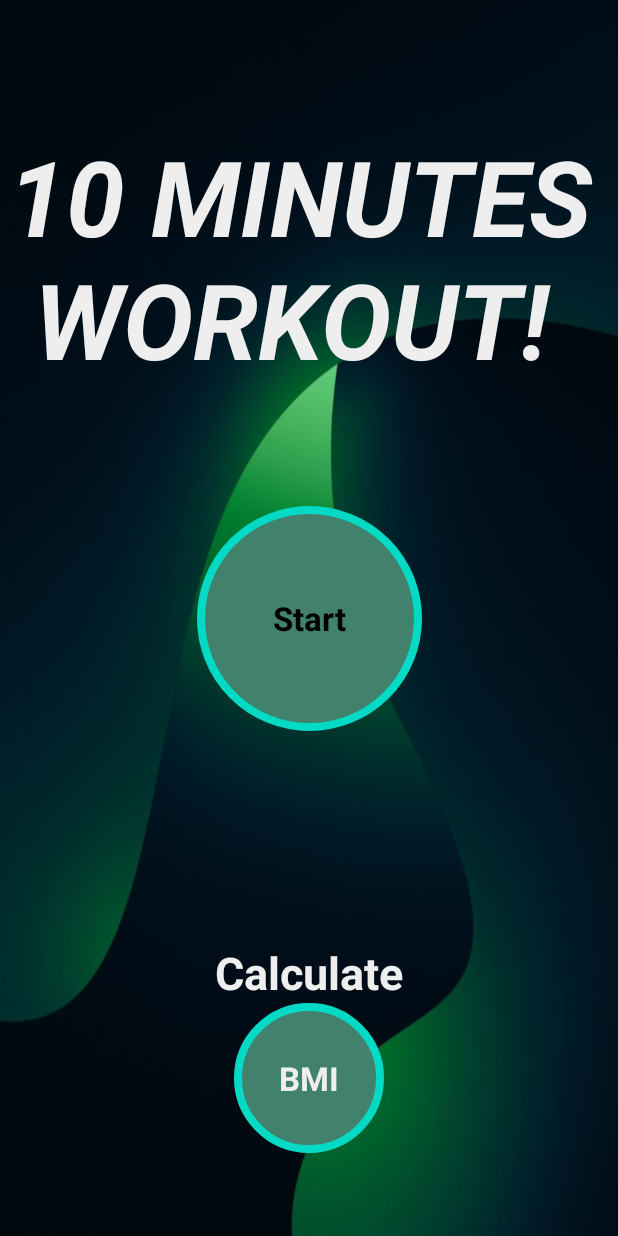
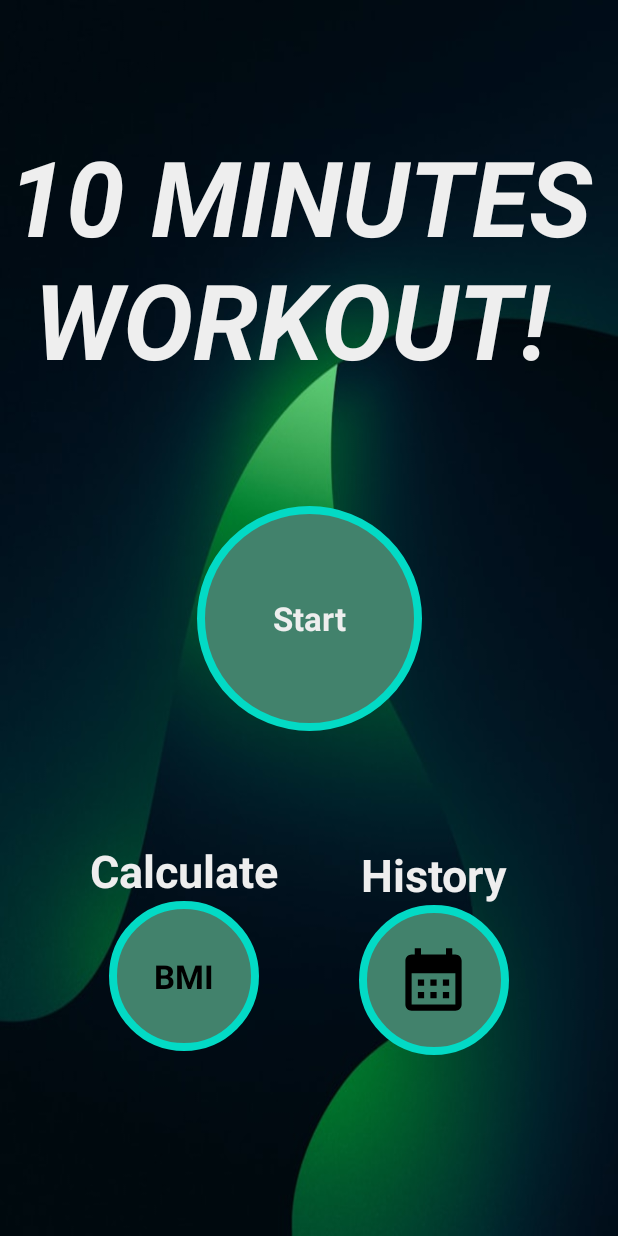
Before and after one commit to Rizeq-D/10MinutesWorkout, an Android app built with Jetpack Compose: the screen it shows after launch (MainActivity), on a phone screen of 412 x 824 dp. Run offline under Robolectric (Android 15) with nearby library versions, the phone set to English and light mode, and no system bars.

Commit message:
added the History UI

```diff
--- a/app/src/main/AndroidManifest.xml
+++ b/app/src/main/AndroidManifest.xml
@@ -13,9 +13,12 @@
         android:theme="@style/Theme._10MinutesWorkout"
         tools:targetApi="31">
         <activity
+            android:name=".HistoryActivity"
+            android:exported="false" />
+        <activity
             android:name=".BMIActivity"
             android:exported="true"
-            android:theme="@style/Theme.BMIActivity"/>
+            android:theme="@style/Theme.BMIActivity" />
         <activity
             android:name=".FinishActivity"
             android:exported="true"
--- a/app/src/main/java/com/example/a10minutesworkout/MainActivity.kt
+++ b/app/src/main/java/com/example/a10minutesworkout/MainActivity.kt
@@ -24,6 +24,10 @@ class MainActivity : ComponentActivity() {
             val intent = Intent(this, BMIActivity::class.java)
             startActivity(intent)
         }
+        binding?.flHistory?.setOnClickListener {
+            val intent = Intent(this, HistoryActivity::class.java)
+            startActivity(intent)
+        }
     }
     override fun onDestroy() {
         super.onDestroy()
--- /dev/null
+++ b/app/src/main/res/drawable/calendar.xml
@@ -0,0 +1,5 @@
+<vector xmlns:android="http://schemas.android.com/apk/res/android" android:height="24dp" android:tint="#000000" android:viewportHeight="24" android:viewportWidth="24" android:width="24dp">
+
+    <path android:fillColor="@android:color/white" android:pathData="M19,4h-1V2h-2v2H8V2H6v2H5C3.89,4 3.01,4.9 3.01,6L3,20c0,1.1 0.89,2 2,2h14c1.1,0 2,-0.9 2,-2V6C21,4.9 20.1,4 19,4zM19,20H5V10h14V20zM9,14H7v-2h2V14zM13,14h-2v-2h2V14zM17,14h-2v-2h2V14zM9,18H7v-2h2V18zM13,18h-2v-2h2V18zM17,18h-2v-2h2V18z"/>
+
+</vector>
--- /dev/null
+++ b/app/src/main/res/drawable/item_color_accent_border_ripple_background_history.xml
@@ -0,0 +1,13 @@
+<?xml version="1.0" encoding="utf-8"?>
+<ripple xmlns:android="http://schemas.android.com/apk/res/android"
+    android:color="@color/White">
+
+    <item android:id="@android:id/mask">
+        <shape android:shape="oval">
+            <solid android:color="@color/Yellow"/>
+        </shape>
+    </item>
+
+    <item android:drawable="@drawable/item_circular_color_accent_border"/>
+
+</ripple>
--- a/app/src/main/res/layout/activity_exercises.xml
+++ b/app/src/main/res/layout/activity_exercises.xml
@@ -33,7 +33,7 @@
         android:layout_width="100dp"
         android:layout_height="100dp"
         android:layout_marginTop="10dp"
-        android:background="@drawable/item_color_accent_border_ripple__background"
+        android:background="@drawable/item_color_accent_border_ripple_background"
         app:layout_constraintBottom_toBottomOf="parent"
         app:layout_constraintEnd_toEndOf="parent"
         app:layout_constraintHorizontal_bias="0.5"
@@ -129,7 +129,7 @@
         android:layout_marginTop="10dp"
         android:visibility="gone"
         tools:visibility="visible"
-        android:background="@drawable/item_color_accent_border_ripple__background"
+        android:background="@drawable/item_color_accent_border_ripple_background"
         app:layout_constraintBottom_toBottomOf="parent"
         app:layout_constraintEnd_toEndOf="parent"
         app:layout_constraintHorizontal_bias="0.5"
--- a/app/src/main/res/layout/activity_main.xml
+++ b/app/src/main/res/layout/activity_main.xml
@@ -23,7 +23,7 @@
         android:id="@+id/flStart"
         android:layout_width="150dp"
         android:layout_height="150dp"
-        android:background="@drawable/item_color_accent_border_ripple__background"
+        android:background="@drawable/item_color_accent_border_ripple_background"
         app:layout_constraintEnd_toEndOf="parent"
         app:layout_constraintStart_toStartOf="parent"
         app:layout_constraintTop_toTopOf="parent"
@@ -37,7 +37,7 @@
             android:layout_height="match_parent"
             android:gravity="center"
             android:text="@string/start"
-            android:textColor="@color/Black"
+            android:textColor="@color/White"
             android:textSize="@dimen/default_button_text_size"
             android:textStyle="bold" />
     </FrameLayout>
@@ -46,13 +46,13 @@
         android:id="@+id/flBMI"
         android:layout_width="100dp"
         android:layout_height="100dp"
-        android:layout_marginBottom="50dp"
-        android:background="@drawable/item_color_accent_border_ripple__background"
-        app:layout_constraintEnd_toEndOf="parent"
+        android:layout_marginBottom="5dp"
+        android:background="@drawable/item_color_accent_border_ripple_background"
+        android:gravity="center"
+        app:layout_constraintBottom_toBottomOf="parent"
+        app:layout_constraintEnd_toStartOf="@id/flHistory"
         app:layout_constraintStart_toStartOf="parent"
-        app:layout_constraintBottom_toBottomOf="parent"
-        app:layout_constraintHorizontal_bias="0.5"
-        app:layout_constraintVertical_bias="0.5">
+        app:layout_constraintTop_toBottomOf="@id/flStart">
 
         <TextView
             android:id="@+id/tvBMI"
@@ -60,7 +60,7 @@
             android:layout_height="match_parent"
             android:gravity="center"
             android:text="@string/BMI"
-            android:textColor="@color/White"
+            android:textColor="@color/Black"
             android:textSize="@dimen/default_button_text_size"
             android:textStyle="bold"/>
     </FrameLayout>
@@ -79,4 +79,35 @@
         app:layout_constraintStart_toStartOf="@+id/flBMI"
         />
 
+    <FrameLayout
+        app:layout_constraintBottom_toBottomOf="parent"
+        app:layout_constraintEnd_toEndOf="parent"
+        app:layout_constraintStart_toEndOf="@id/flBMI"
+        app:layout_constraintTop_toBottomOf="@id/flStart"
+        android:id="@+id/flHistory"
+        android:layout_width="100dp"
+        android:layout_height="100dp"
+        android:layout_gravity="center"
+        android:background="@drawable/item_color_accent_border_ripple_background_history"
+        android:gravity="center">
+
+        <ImageView
+            android:layout_width="50dp"
+            android:layout_gravity="center"
+            android:layout_height="50dp"
+            android:contentDescription="@string/history"
+            android:src="@drawable/calendar" />
+    </FrameLayout>
+
+    <TextView
+        app:layout_constraintBottom_toTopOf="@+id/flHistory"
+        app:layout_constraintEnd_toEndOf="@+id/flHistory"
+        app:layout_constraintStart_toStartOf="@+id/flHistory"
+        android:layout_width="wrap_content"
+        android:layout_height="wrap_content"
+        android:text="@string/history"
+        android:textColor="@color/White"
+        android:textSize="30sp"
+        android:textStyle="bold" />
+
 </androidx.constraintlayout.widget.ConstraintLayout>
--- a/app/src/main/res/values/strings.xml
+++ b/app/src/main/res/values/strings.xml
@@ -20,4 +20,5 @@
     <string name="weight_in_pound">WEIGHT (in POUND)</string>
     <string name="feet">Feet</string>
     <string name="inch">Inch</string>
+    <string name="history">History</string>
 </resources>
```
Also changed, not shown: app/src/main/java/com/example/a10minutesworkout/HistoryActivity.kt (added, +34 -0 lines), app/src/main/res/layout/activity_history.xml (added, +17 -0 lines), app/src/main/res/drawable/item_color_accent_border_ripple_background.xml (renamed from app/src/main/res/drawable/item_color_accent_border_ripple__background.xml).
